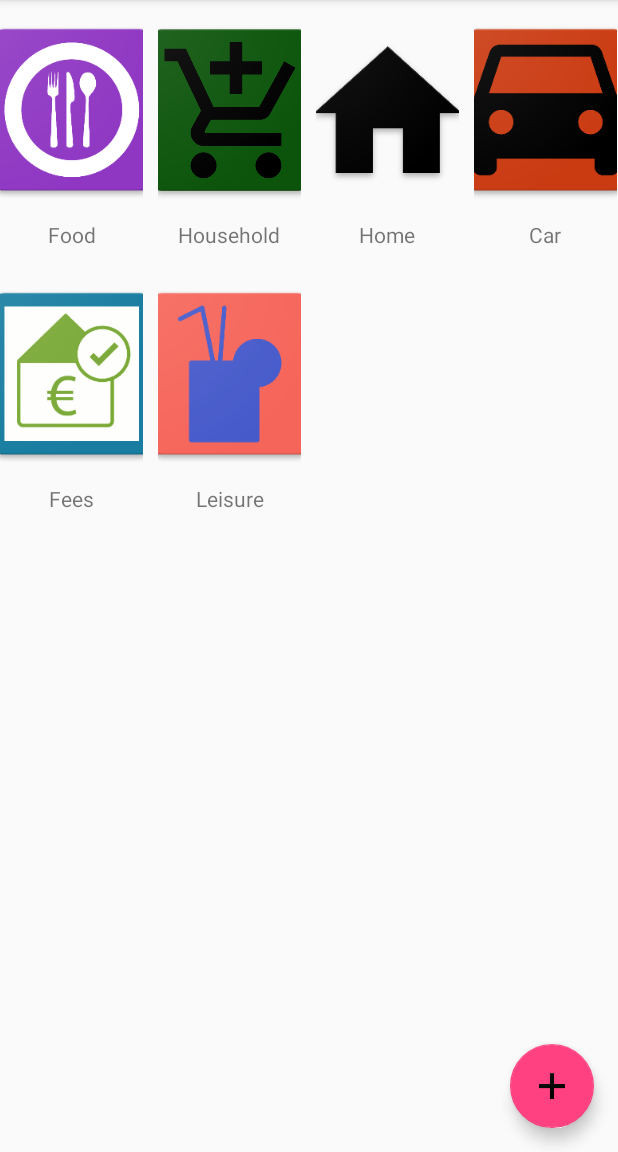
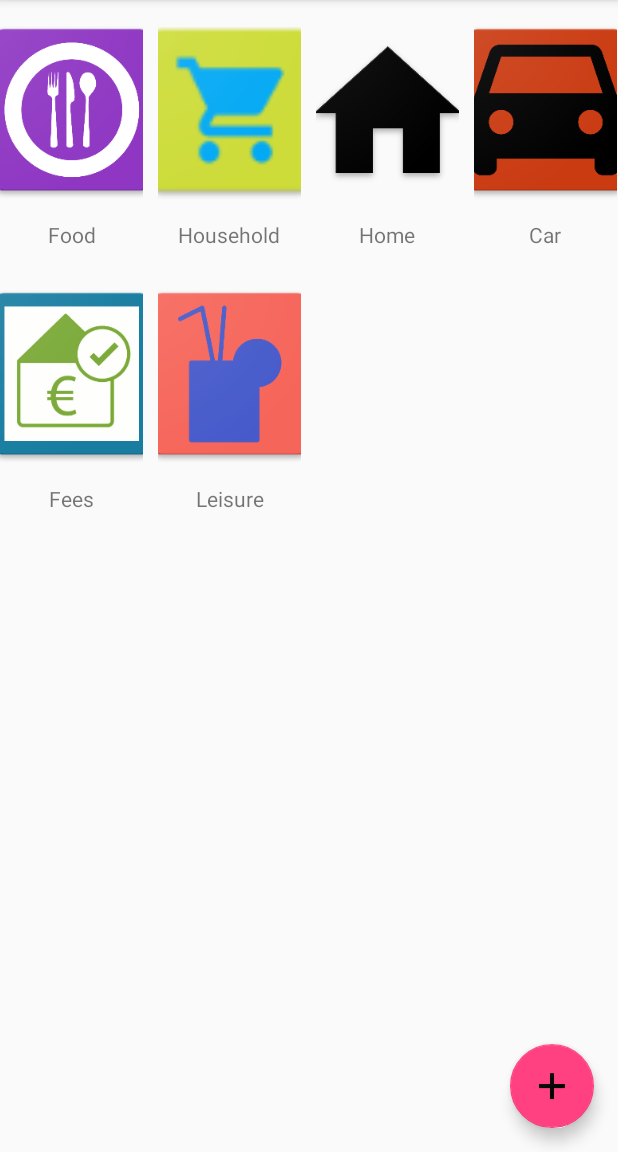
Before and after one commit to senden9/accountBookAndroid, an Android app: the screen it shows after launch (MainActivity), on a phone screen of 412 x 824 dp, the part 84-1236 px from its top. Run offline under Robolectric (Android 15) with nearby library versions, the phone set to English and light mode, and no system bars.

Commit message:
New icons & modified menu

```diff
--- a/app/src/main/java/com/stefano_probst/gridtest/CategoryDbHelper.java
+++ b/app/src/main/java/com/stefano_probst/gridtest/CategoryDbHelper.java
@@ -21,7 +21,7 @@ public class CategoryDbHelper extends SQLiteOpenHelper {
     public void onCreate(SQLiteDatabase db) {
         db.execSQL(SQL_CREATE_ENTRIES);
         addCategory("Food", "essen", 0, db);
-        addCategory("Household", "haushalt", 1, db);
+        addCategory("Household", "household", 1, db);
         addCategory("Home", "home", 2, db);
         addCategory("Car", "kfz", 3, db);
         addCategory("Fees", "miete", 4, db);
--- a/app/src/main/java/com/stefano_probst/gridtest/MainActivity.java
+++ b/app/src/main/java/com/stefano_probst/gridtest/MainActivity.java
@@ -107,9 +107,9 @@ public class MainActivity extends AppCompatActivity
         // Handle navigation view item clicks here.
         int id = item.getItemId();
 
-        if (id == R.id.nav_camera) {
-            // Handle the camera action
-        } else if (id == R.id.stat_week) {
+        // Handle the actions fot the menu.
+        // Open the statistic view with different arguments (time range).
+        if (id == R.id.stat_week) {
             Intent intent = new Intent(MainActivity.this, Statistics.class);
             String message = "week" ;
             intent.putExtra(EXTRA_MESSAGE, message);
--- /dev/null
+++ b/app/src/main/res/drawable/ic_show_chart.xml
@@ -0,0 +1,9 @@
+<vector xmlns:android="http://schemas.android.com/apk/res/android"
+        android:width="24dp"
+        android:height="24dp"
+        android:viewportWidth="24.0"
+        android:viewportHeight="24.0">
+    <path
+        android:fillColor="#FF000000"
+        android:pathData="M3.5,18.49l6,-6.01 4,4L22,6.92l-1.41,-1.41 -7.09,7.97 -4,-4L2,16.99z"/>
+</vector>
--- a/app/src/main/res/layout/activity_add_entry.xml
+++ b/app/src/main/res/layout/activity_add_entry.xml
@@ -11,7 +11,7 @@
         android:id="@+id/header"
         android:layout_width="wrap_content"
         android:layout_height="wrap_content"
-        android:text="Something si wrong. You should not see this." />
+        android:text="@string/add_entry_empty_error" />
     <LinearLayout
         android:layout_width="match_parent"
         android:layout_height="wrap_content">
--- a/app/src/main/res/menu/activity_main_drawer.xml
+++ b/app/src/main/res/menu/activity_main_drawer.xml
@@ -1,6 +1,7 @@
 <?xml version="1.0" encoding="utf-8"?>
 <menu xmlns:android="http://schemas.android.com/apk/res/android">
 
+    <!-- # Not needed at the moment. But i did not delete it because it acts as a template for me.
     <group android:checkableBehavior="single">
         <item
             android:id="@+id/nav_camera"
@@ -19,25 +20,26 @@
             android:icon="@drawable/ic_menu_manage"
             android:title="Tools" />
     </group>
+    -->
 
     <item android:title="Statistics">
         <menu>
             <item
                 android:id="@+id/stat_week"
-                android:icon="@drawable/ic_menu_share"
-                android:title="Weekly" />
+                android:icon="@drawable/ic_show_chart"
+                android:title="@string/menu_weekly" />
             <item
                 android:id="@+id/stat_month"
-                android:icon="@drawable/ic_menu_share"
-                android:title="Monthly" />
+                android:icon="@drawable/ic_show_chart"
+                android:title="@string/menu_monthly" />
             <item
                 android:id="@+id/stat_year"
-                android:icon="@drawable/ic_menu_share"
-                android:title="Yearly" />
+                android:icon="@drawable/ic_show_chart"
+                android:title="@string/menu_yearly" />
             <item
                 android:id="@+id/stat_all"
-                android:icon="@drawable/ic_menu_send"
-                android:title="All" />
+                android:icon="@drawable/ic_show_chart"
+                android:title="@string/menu_all" />
         </menu>
     </item>
 
--- a/app/src/main/res/values/strings.xml
+++ b/app/src/main/res/values/strings.xml
@@ -7,4 +7,9 @@
     <string name="action_settings">Settings</string>
     <string name="action_save">save</string>
     <string name="label_value">Value</string>
+    <string name="add_entry_empty_error">Something si wrong. You should not see this.</string>
+    <string name="menu_all">All</string>
+    <string name="menu_yearly">Yearly</string>
+    <string name="menu_monthly">Monthly</string>
+    <string name="menu_weekly">Weekly</string>
 </resources>
```
Also changed, not shown: app/src/main/AndroidManifest.xml (+7 -1 lines), app/src/main/res/layout/nav_header_main.xml (+2 -8 lines), app/src/main/res/mipmap-hdpi/haushalt.png (deleted), app/src/main/res/mipmap-hdpi/household.png (added), app/src/main/res/mipmap-mdpi/haushalt.png (deleted), app/src/main/res/mipmap-mdpi/household.png (added), app/src/main/res/mipmap-xhdpi/haushalt.png (deleted), app/src/main/res/mipmap-xhdpi/household.png (added), app/src/main/res/mipmap-xxhdpi/haushalt.png (deleted), app/src/main/res/mipmap-xxhdpi/household.png (added), app/src/main/res/mipmap-xxxhdpi/haushalt.png (deleted), app/src/main/res/mipmap-xxxhdpi/household.png (added).
